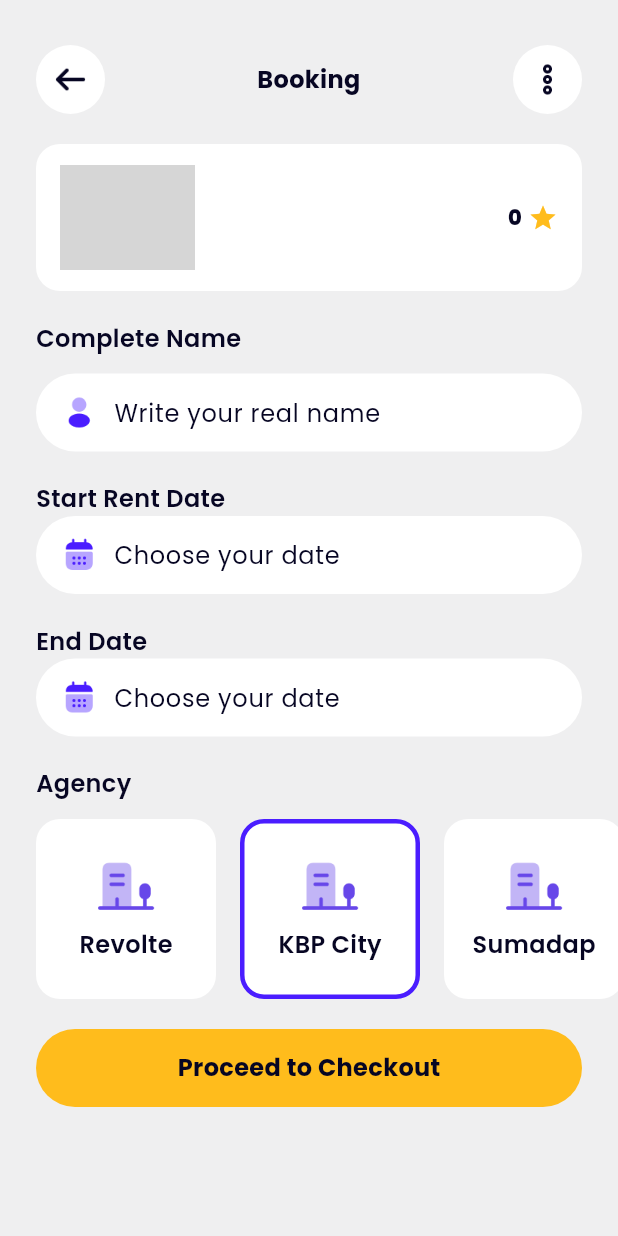
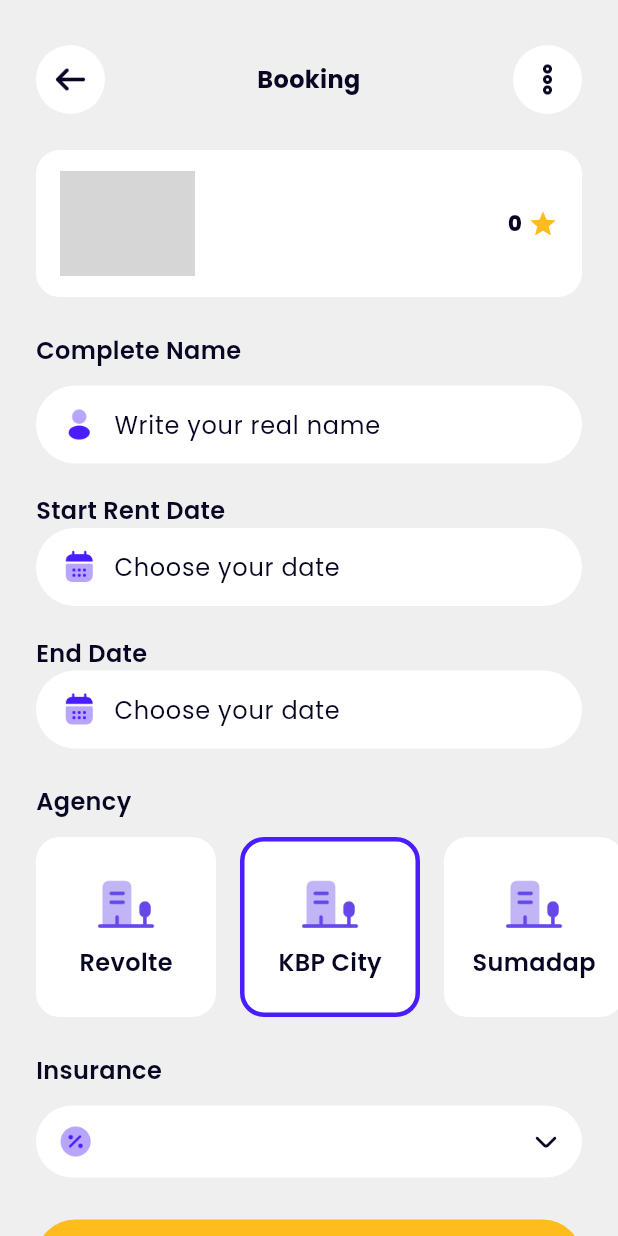
Before and after one commit to MuhamadZafarSyah/Flutter-Motobike, a Flutter app: the BookingPage screen opened directly with empty values, on a phone screen of 412 x 824 dp. Run offline on Flutter 3.47's test engine with Material 3 defaults, Android fonts, the phone set to English and light mode, and no system bars; drawn by our look-alikes of extended_image; our stand-ins replace cloud_firestore, dotted_line, firebase_auth, firebase_core, flutter_rating_bar, fluttertoast and 3 more; missing offline and left inert: cloudinary_flutter, cloudinary_url_gen, d_session; accounts and stored records are empty; network calls fail; grey boxes are pictures that could not be loaded.

Commit message:
Enhance BookingPage layout by adding insurance selection and adjusting gaps for improved UI consistency

```diff
--- a/lib/pages/booking_page.dart
+++ b/lib/pages/booking_page.dart
@@ -42,13 +42,15 @@ class _BookingPageState extends State<BookingPage> {
         children: [
           Gap(30 + MediaQuery.of(context).padding.top),
           Header(title: 'Booking'),
-          const Gap(20),
+          const Gap(24),
           BookingBike(bike: widget.bike),
-          const Gap(20),
+          const Gap(24),
           buildFormBooking(),
-          const Gap(20),
+          const Gap(24),
           buildAgency(),
-          const Gap(20),
+          const Gap(24),
+          buildInsurance(),
+          const Gap(24),
           Padding(
             padding: const EdgeInsets.symmetric(horizontal: 24),
             child: ButtonPrimary(
@@ -64,6 +66,86 @@ class _BookingPageState extends State<BookingPage> {
                   },
                 );
               },
+            ),
+          ),
+          const Gap(24),
+        ],
+      ),
+    );
+  }
+
+  Widget buildInsurance() {
+    final listInsurance = [
+      'Select available insurance',
+      'Jiwa Perkasa',
+      'Kejiwaan',
+      'Jiwa Perasaan',
+    ];
+    return Padding(
+      padding: const EdgeInsets.symmetric(horizontal: 24),
+      child: Column(
+        crossAxisAlignment: CrossAxisAlignment.start,
+        children: [
+          const Text(
+            'Insurance',
+            style: TextStyle(
+              fontSize: 16,
+              fontWeight: FontWeight.w600,
+              color: Color(0xff070623),
+            ),
+          ),
+          const Gap(12),
+          SizedBox(
+            height: 52,
+            child: DropdownButtonFormField(
+              icon: UnconstrainedBox(
+                child: Image.asset(
+                  'assets/ic_arrow_down.png',
+                  width: 18,
+                  height: 18,
+                ),
+              ),
+              items: listInsurance
+                  .map(
+                    (e) => DropdownMenuItem(
+                      value: e,
+                      child: Text(
+                        e,
+                        style: const TextStyle(
+                          fontSize: 16,
+                          fontWeight: FontWeight.w400,
+                          color: Color(0xff070623),
+                        ),
+                      ),
+                    ),
+                  )
+                  .toList(),
+              onChanged: (value) {},
+              decoration: InputDecoration(
+                fillColor: Colors.white,
+                filled: true,
+
+                contentPadding: const EdgeInsets.only(right: 16),
+                prefixIcon: UnconstrainedBox(
+                  alignment: AlignmentGeometry.xy(0.2, 0),
+                  child: Image.asset(
+                    'assets/ic_insurance.png',
+                    width: 24,
+                    height: 24,
+                  ),
+                ),
+                border: OutlineInputBorder(
+                  borderRadius: BorderRadius.circular(50),
+                  borderSide: BorderSide.none,
+                ),
+                focusedBorder: OutlineInputBorder(
+                  borderRadius: BorderRadius.circular(50),
+                  borderSide: const BorderSide(
+                    color: Color(0xff4A1DFF),
+                    width: 2,
+                  ),
+                ),
+              ),
             ),
           ),
         ],
```
